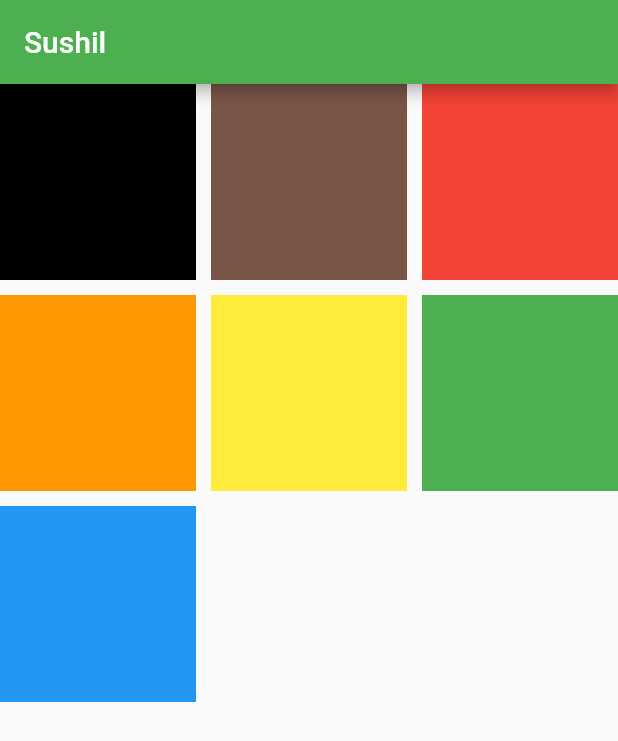
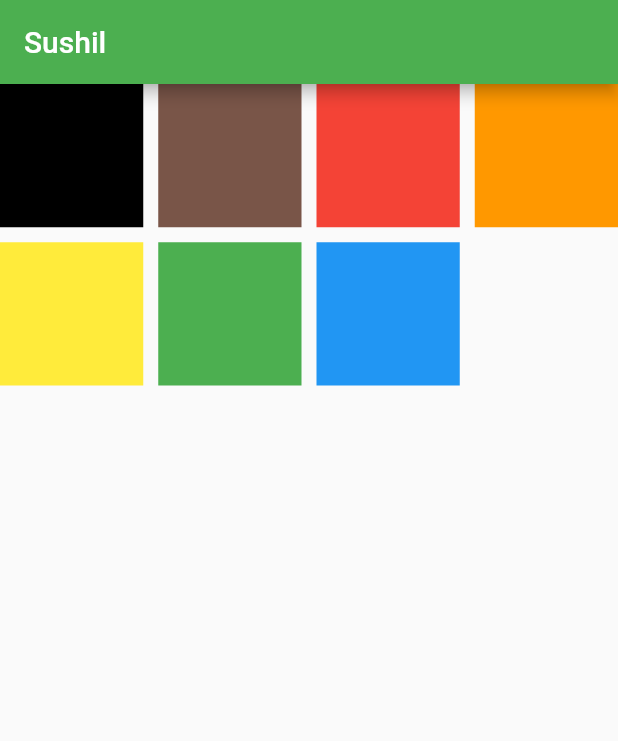
Before and after one commit to Sushil-jaishi/FlutterApp, a Flutter app: the screen it shows after launch, on a phone screen of 412 x 824 dp. Shown: the top 741 px of the screen. Run offline on Flutter 3.47's test engine with Material 2 defaults, Android fonts, the phone set to English and light mode, and no system bars.

Commit message:
GridView.extent

```diff
--- a/lib/main.dart
+++ b/lib/main.dart
@@ -32,10 +32,10 @@ class HomePageScreen extends StatelessWidget{
         appBar: AppBar(
           title: Text('Sushil',),
         ),
-        body:GridView.count(
-          crossAxisCount: 3,
+        body:GridView.extent(
           crossAxisSpacing: 10,
           mainAxisSpacing: 10,
+          maxCrossAxisExtent: 100,
           children: [
             Container(
               color: arrColors[0],
```
